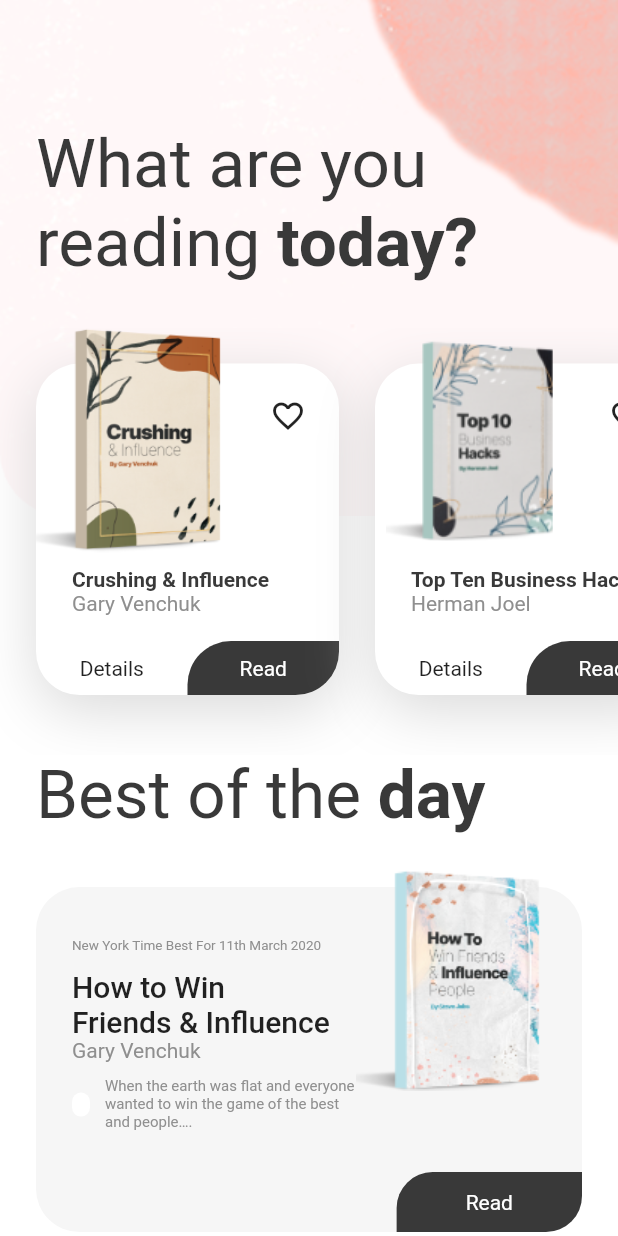
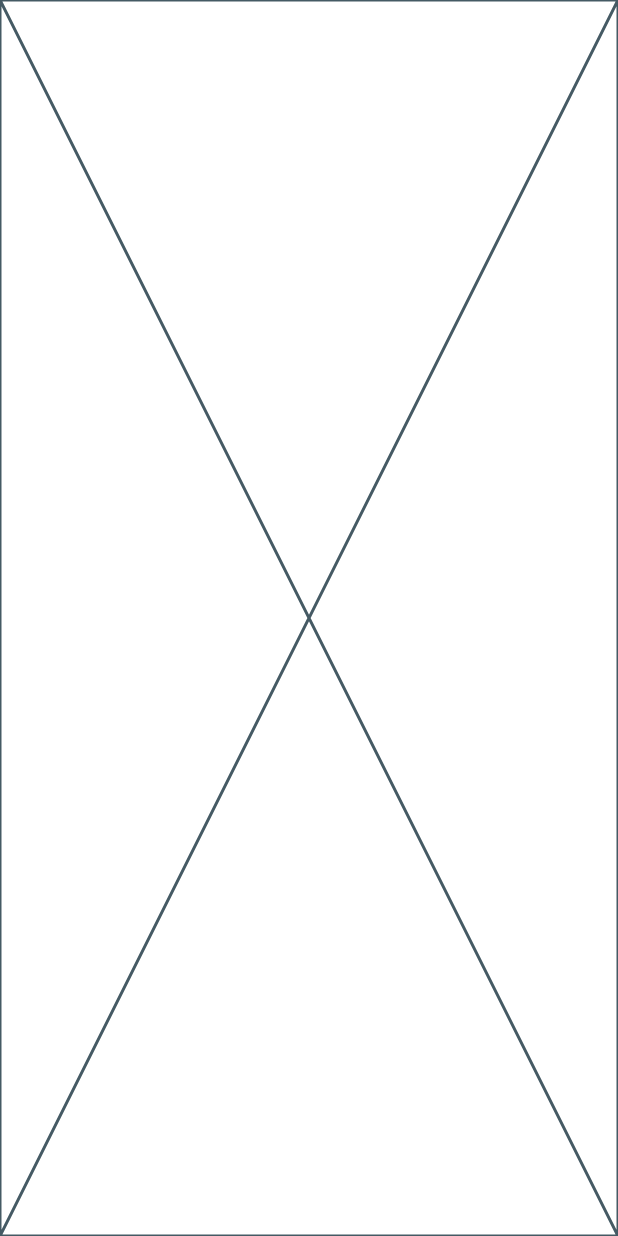
Before and after one commit to j-pcgoncalves/e_book_app, a Flutter app: the HomeScreen screen opened directly, after a tap on "Details", on a phone screen of 412 x 824 dp. Run offline on Flutter 3.47's test engine with Material 2 defaults, Android fonts, the phone set to English and light mode, and no system bars.

Commit message:
create DetailsScreen

```diff
--- /dev/null
+++ b/lib/screens/details_screen.dart
@@ -0,0 +1,10 @@
+import 'package:flutter/material.dart';
+
+class DetailsScreen extends StatelessWidget {
+  const DetailsScreen({Key key}) : super(key: key);
+
+  @override
+  Widget build(BuildContext context) {
+    return const Placeholder();
+  }
+}
--- a/lib/screens/home_screen.dart
+++ b/lib/screens/home_screen.dart
@@ -1,4 +1,5 @@
 import 'package:e_book_app/constants.dart';
+import 'package:e_book_app/screens/details_screen.dart';
 import 'package:e_book_app/widgets/book_rating.dart';
 import 'package:e_book_app/widgets/reading_list_card.dart';
 import 'package:e_book_app/widgets/two_side_rounded_button.dart';
@@ -56,7 +57,16 @@ class HomeScreen extends StatelessWidget {
                           title: 'Crushing & Influence',
                           auth: 'Gary Venchuk',
                           rating: 4.9,
-                          pressDetails: () {},
+                          pressDetails: () {
+                            Navigator.push(
+                              context,
+                              MaterialPageRoute(
+                                builder: (context) {
+                                  return const DetailsScreen();
+                                },
+                              ),
+                            );
+                          },
                         ),
                         const ReadingListCard(
                           image: 'assets/images/book-2.png',
```
